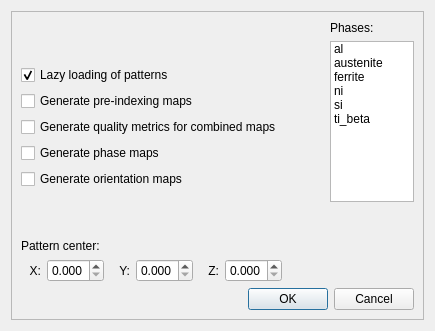
This is ui/hi_setup.ui in EBSP-Indexer/EBSP-Indexer as Qt 5 draws it before an edit. The edited form follows.
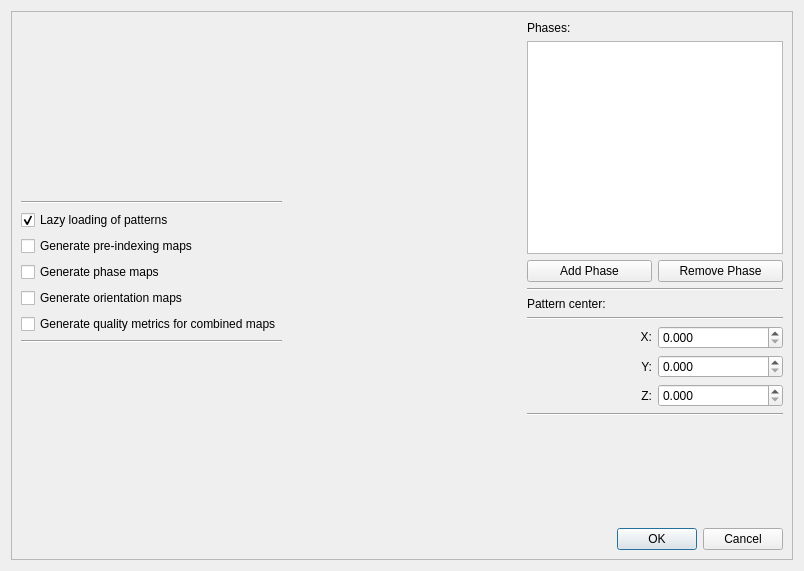
This is the edited form.

Patch:
```diff
--- a/ui/hi_setup.ui
+++ b/ui/hi_setup.ui
@@ -6,8 +6,8 @@
    <rect>
     <x>0</x>
     <y>0</y>
-    <width>435</width>
-    <height>331</height>
+    <width>804</width>
+    <height>571</height>
    </rect>
   </property>
   <property name="windowTitle">
@@ -22,12 +22,23 @@
      <property name="frameShadow">
       <enum>QFrame::Raised</enum>
      </property>
+     <layout class="QGridLayout" name="gridLayout_3">
+      <item row="3" column="2">
+       <widget class="QDialogButtonBox" name="buttonBox">
+        <property name="layoutDirection">
+         <enum>Qt::LeftToRight</enum>
+        </property>
+        <property name="orientation">
+         <enum>Qt::Horizontal</enum>
+        </property>
+        <property name="standardButtons">
+         <set>QDialogButtonBox::Cancel|QDialogButtonBox::Ok</set>
+        </property>
+       </widget>
+      </item>
+      <item row="2" column="0">
      <layout class="QVBoxLayout" name="verticalLayout">
       <item>
-       <layout class="QHBoxLayout" name="horizontalLayout" stretch="0,1,2">
-        <item>
-         <layout class="QVBoxLayout" name="verticalLayout_3">
-          <item>
            <spacer name="verticalSpacer_2">
             <property name="orientation">
              <enum>Qt::Vertical</enum>
@@ -40,6 +51,13 @@
             </property>
            </spacer>
           </item>
+        <item>
+         <widget class="Line" name="line_2">
+          <property name="orientation">
+           <enum>Qt::Horizontal</enum>
+          </property>
+         </widget>
+        </item>
           <item>
            <widget class="QCheckBox" name="checkBoxLazy">
             <property name="layoutDirection">
@@ -63,13 +81,6 @@
             </property>
            </widget>
           </item>
-          <item>
-           <widget class="QCheckBox" name="checkBoxQuality">
-            <property name="text">
-             <string>Generate quality metrics for combined maps</string>
-            </property>
-           </widget>
-          </item>
           <item>
            <widget class="QCheckBox" name="checkBoxPhase">
             <property name="text">
@@ -84,6 +95,20 @@
             </property>
            </widget>
           </item>
+        <item>
+         <widget class="QCheckBox" name="checkBoxQuality">
+          <property name="text">
+           <string>Generate quality metrics for combined maps</string>
+          </property>
+         </widget>
+        </item>
+        <item>
+         <widget class="Line" name="line_3">
+          <property name="orientation">
+           <enum>Qt::Horizontal</enum>
+          </property>
+         </widget>
+        </item>
           <item>
            <spacer name="verticalSpacer_3">
             <property name="orientation">
@@ -97,6 +122,52 @@
             </property>
            </spacer>
           </item>
+       </layout>
+      </item>
+      <item row="2" column="2">
+       <layout class="QVBoxLayout" name="verticalLayout_2" stretch="0,2,0,0,0,0,0,0,0,1">
+        <item>
+         <widget class="QLabel" name="label">
+          <property name="text">
+           <string>Phases:</string>
+          </property>
+         </widget>
+        </item>
+        <item>
+         <widget class="QListWidget" name="listWidgetPhase">
+          <property name="alternatingRowColors">
+           <bool>false</bool>
+          </property>
+          <property name="selectionMode">
+           <enum>QAbstractItemView::MultiSelection</enum>
+          </property>
+         </widget>
+        </item>
+        <item>
+         <layout class="QHBoxLayout" name="horizontalLayout_3">
+          <item>
+           <widget class="QPushButton" name="pushButtonAddPhase">
+            <property name="text">
+             <string>Add Phase</string>
+            </property>
+           </widget>
+          </item>
+          <item>
+           <widget class="QPushButton" name="pushButtonRemovePhase">
+            <property name="text">
+             <string>Remove Phase</string>
+            </property>
+           </widget>
+          </item>
+         </layout>
+        </item>
+        <item>
+         <widget class="Line" name="line">
+          <property name="orientation">
+           <enum>Qt::Horizontal</enum>
+          </property>
+         </widget>
+        </item>
           <item>
            <widget class="QLabel" name="label_2">
             <property name="text">
@@ -105,18 +176,28 @@
            </widget>
           </item>
           <item>
-           <layout class="QHBoxLayout" name="horizontalLayout_2">
+         <widget class="Line" name="line_5">
+          <property name="orientation">
+           <enum>Qt::Horizontal</enum>
+          </property>
+         </widget>
+        </item>
             <item>
-             <widget class="QLabel" name="label_3">
-              <property name="text">
-               <string>X:</string>
-              </property>
-              <property name="alignment">
-               <set>Qt::AlignRight|Qt::AlignTrailing|Qt::AlignVCenter</set>
-              </property>
-             </widget>
-            </item>
-            <item>
+         <layout class="QGridLayout" name="gridLayout_2">
+          <item row="1" column="1">
+           <widget class="QDoubleSpinBox" name="patternCenterY">
+            <property name="decimals">
+             <number>3</number>
+            </property>
+            <property name="maximum">
+             <double>1.000000000000000</double>
+            </property>
+            <property name="singleStep">
+             <double>0.000100000000000</double>
+            </property>
+           </widget>
+          </item>
+          <item row="0" column="1">
              <widget class="QDoubleSpinBox" name="patternCenterX">
               <property name="decimals">
                <number>3</number>
@@ -129,7 +210,23 @@
               </property>
              </widget>
             </item>
-            <item>
+          <item row="2" column="1">
+           <widget class="QDoubleSpinBox" name="patternCenterZ">
+            <property name="prefix">
+             <string/>
+            </property>
+            <property name="decimals">
+             <number>3</number>
+            </property>
+            <property name="maximum">
+             <double>1.000000000000000</double>
+            </property>
+            <property name="singleStep">
+             <double>0.000100000000000</double>
+            </property>
+           </widget>
+          </item>
+          <item row="1" column="0">
              <widget class="QLabel" name="label_4">
               <property name="layoutDirection">
                <enum>Qt::LeftToRight</enum>
@@ -142,20 +239,23 @@
               </property>
              </widget>
             </item>
-            <item>
-             <widget class="QDoubleSpinBox" name="patternCenterY">
-              <property name="decimals">
-               <number>3</number>
-              </property>
-              <property name="maximum">
-               <double>1.000000000000000</double>
-              </property>
-              <property name="singleStep">
-               <double>0.000100000000000</double>
+          <item row="0" column="0">
+           <widget class="QLabel" name="label_3">
+            <property name="maximumSize">
+             <size>
+              <width>16777215</width>
+              <height>20</height>
+             </size>
+            </property>
+            <property name="text">
+             <string>X:</string>
+            </property>
+            <property name="alignment">
+             <set>Qt::AlignRight|Qt::AlignTrailing|Qt::AlignVCenter</set>
               </property>
              </widget>
             </item>
-            <item>
+          <item row="2" column="0">
              <widget class="QLabel" name="label_5">
               <property name="text">
                <string>Z:</string>
@@ -165,27 +265,34 @@
               </property>
              </widget>
             </item>
+         </layout>
+        </item>
             <item>
-             <widget class="QDoubleSpinBox" name="patternCenterZ">
-              <property name="prefix">
-               <string/>
-              </property>
-              <property name="decimals">
-               <number>3</number>
-              </property>
-              <property name="maximum">
-               <double>1.000000000000000</double>
-              </property>
-              <property name="singleStep">
-               <double>0.000100000000000</double>
+         <layout class="QHBoxLayout" name="horizontalLayout_2"/>
+        </item>
+        <item>
+         <widget class="Line" name="line_4">
+          <property name="orientation">
+           <enum>Qt::Horizontal</enum>
               </property>
              </widget>
             </item>
-           </layout>
-          </item>
-         </layout>
-        </item>
         <item>
+         <spacer name="verticalSpacer">
+          <property name="orientation">
+           <enum>Qt::Vertical</enum>
+          </property>
+          <property name="sizeHint" stdset="0">
+           <size>
+            <width>20</width>
+            <height>40</height>
+           </size>
+          </property>
+         </spacer>
+        </item>
+       </layout>
+      </item>
+      <item row="2" column="1">
          <spacer name="horizontalSpacer">
           <property name="orientation">
            <enum>Qt::Horizontal</enum>
@@ -198,96 +305,11 @@
           </property>
          </spacer>
         </item>
-        <item>
-         <layout class="QVBoxLayout" name="verticalLayout_2" stretch="0,2,1">
-          <item>
-           <widget class="QLabel" name="label">
-            <property name="text">
-             <string>Phases:</string>
-            </property>
-           </widget>
-          </item>
-          <item>
-           <widget class="QListWidget" name="listWidgetPhase">
-            <property name="alternatingRowColors">
-             <bool>false</bool>
-            </property>
-            <property name="selectionMode">
-             <enum>QAbstractItemView::MultiSelection</enum>
-            </property>
-            <item>
-             <property name="text">
-              <string>al</string>
-             </property>
-            </item>
-            <item>
-             <property name="text">
-              <string>austenite</string>
-             </property>
-            </item>
-            <item>
-             <property name="text">
-              <string>ferrite</string>
-             </property>
-            </item>
-            <item>
-             <property name="text">
-              <string>ni</string>
-             </property>
-            </item>
-            <item>
-             <property name="text">
-              <string>si</string>
-             </property>
-            </item>
-            <item>
-             <property name="text">
-              <string>ti_beta</string>
-             </property>
-            </item>
-           </widget>
-          </item>
-          <item>
-           <spacer name="verticalSpacer">
-            <property name="orientation">
-             <enum>Qt::Vertical</enum>
-            </property>
-            <property name="sizeHint" stdset="0">
-             <size>
-              <width>20</width>
-              <height>40</height>
-             </size>
-            </property>
-           </spacer>
-          </item>
-         </layout>
-        </item>
-       </layout>
-      </item>
-      <item>
-       <widget class="QDialogButtonBox" name="buttonBox">
-        <property name="layoutDirection">
-         <enum>Qt::LeftToRight</enum>
-        </property>
-        <property name="orientation">
-         <enum>Qt::Horizontal</enum>
-        </property>
-        <property name="standardButtons">
-         <set>QDialogButtonBox::Cancel|QDialogButtonBox::Ok</set>
-        </property>
+     </layout>
        </widget>
       </item>
      </layout>
     </widget>
-   </item>
-  </layout>
- </widget>
- <tabstops>
-  <tabstop>checkBoxLazy</tabstop>
-  <tabstop>patternCenterX</tabstop>
-  <tabstop>patternCenterY</tabstop>
-  <tabstop>patternCenterZ</tabstop>
- </tabstops>
  <resources/>
  <connections>
   <connection>
```
Lines whose indentation alone changed are shown as unchanged.
